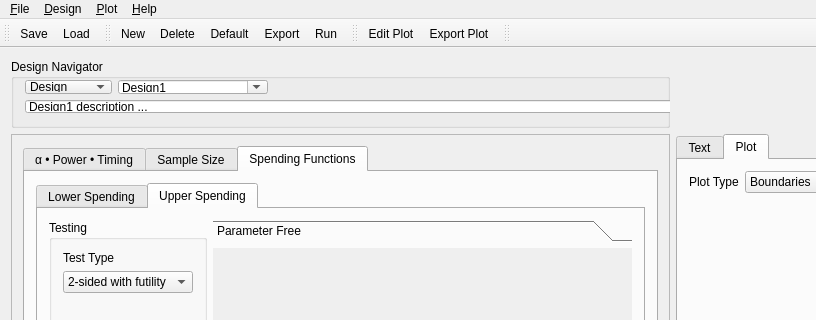
Old version of the form pkg/gsDesignExplorer-dev/trunk/gsDesignExplorer/src/gsdesign.ui in the repository r-forge/gsdesign; both pictures show x 0 to 816 and y 0 to 320 of the 1338 by 737 pixel window.
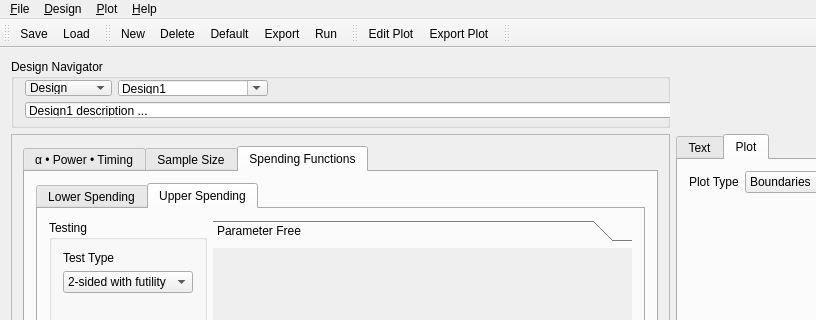
New version of the form. The open tabs and pages were chosen to show the change. Icons and pictures are not drawn. Custom widgets are drawn as their Qt base class.

What changed in the file:
```diff
--- a/pkg/gsDesignExplorer-dev/trunk/gsDesignExplorer/src/gsdesign.ui
+++ b/pkg/gsDesignExplorer-dev/trunk/gsDesignExplorer/src/gsdesign.ui
@@ -56,7 +56,7 @@
           <x>3</x>
           <y>10</y>
           <width>731</width>
-          <height>55</height>
+          <height>60</height>
          </rect>
         </property>
         <layout class="QVBoxLayout" name="verticalLayout">
```
Left out of the diff: 157 changed lines with no effect on the pictures.
